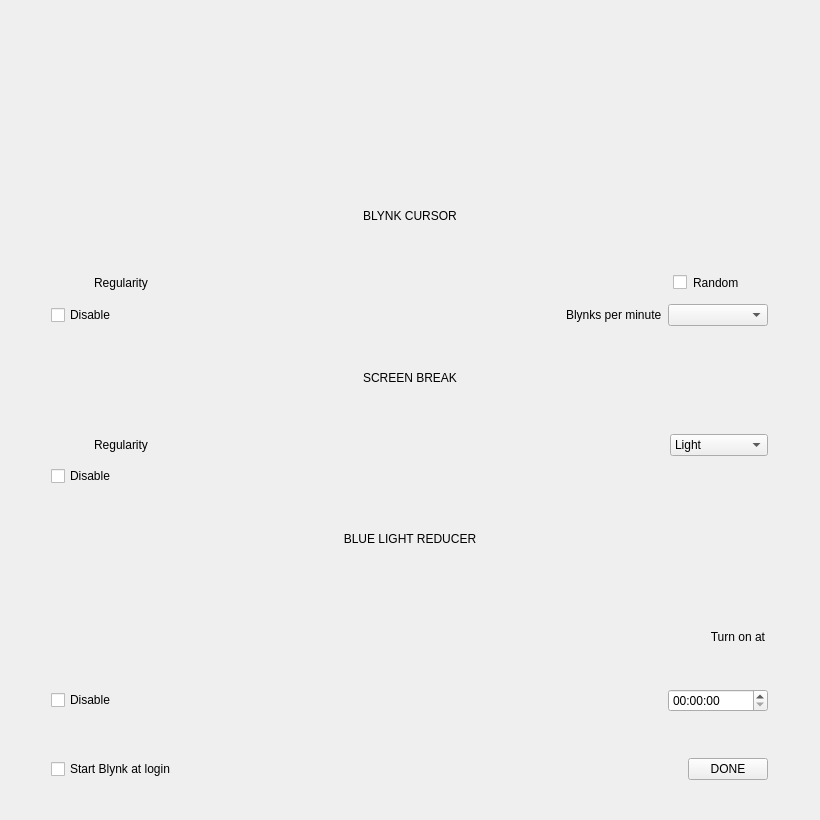
Above: blynk/blynkwindow-mac.ui from flegall2014/Blynk before the change. Below: the same form after it.
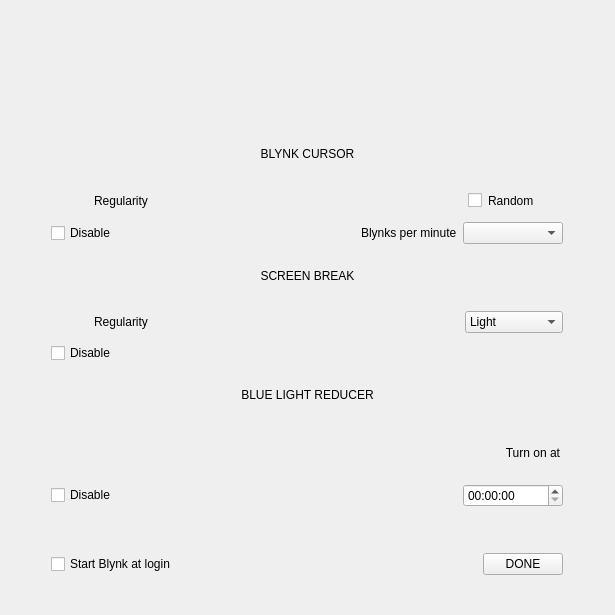
That is the form after the change. Icons and pictures are not drawn. Custom widgets are drawn as their Qt base class.

```diff
--- a/blynk/blynkwindow-mac.ui
+++ b/blynk/blynkwindow-mac.ui
@@ -6,20 +6,20 @@
    <rect>
     <x>0</x>
     <y>0</y>
-    <width>820</width>
-    <height>820</height>
+    <width>615</width>
+    <height>615</height>
    </rect>
   </property>
   <property name="minimumSize">
    <size>
-    <width>820</width>
-    <height>820</height>
+    <width>615</width>
+    <height>615</height>
    </size>
   </property>
   <property name="maximumSize">
    <size>
-    <width>820</width>
-    <height>820</height>
+    <width>615</width>
+    <height>615</height>
    </size>
   </property>
   <property name="windowTitle">
```
Left out of the diff: 2 changed lines with no effect on the pictures.
